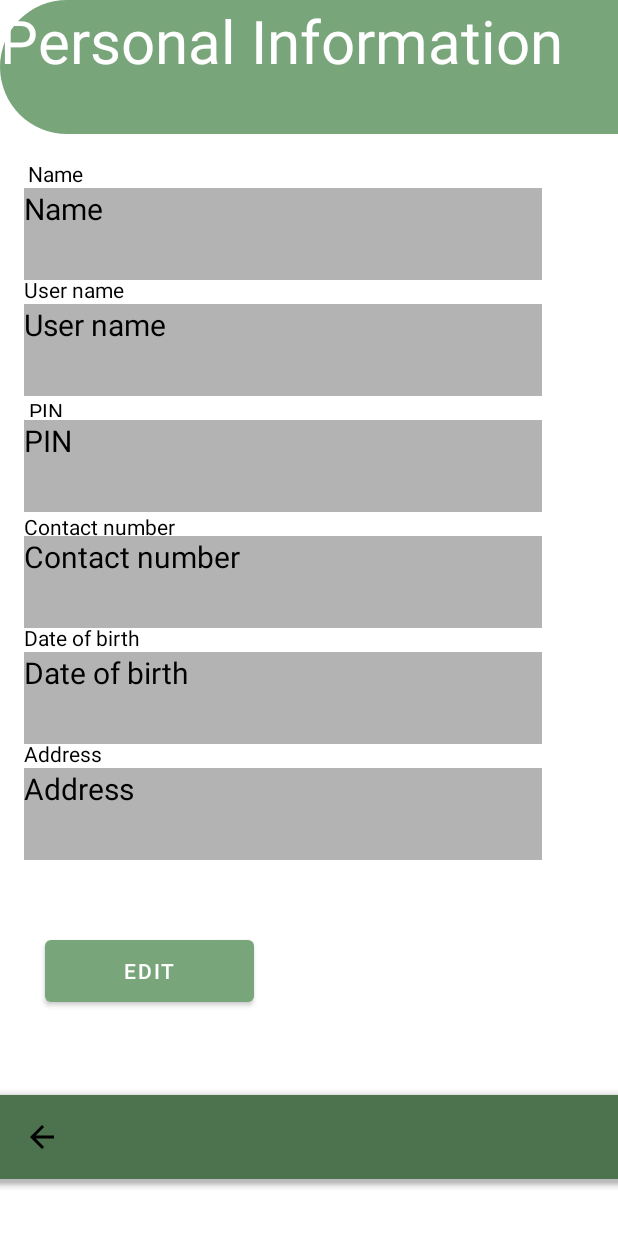
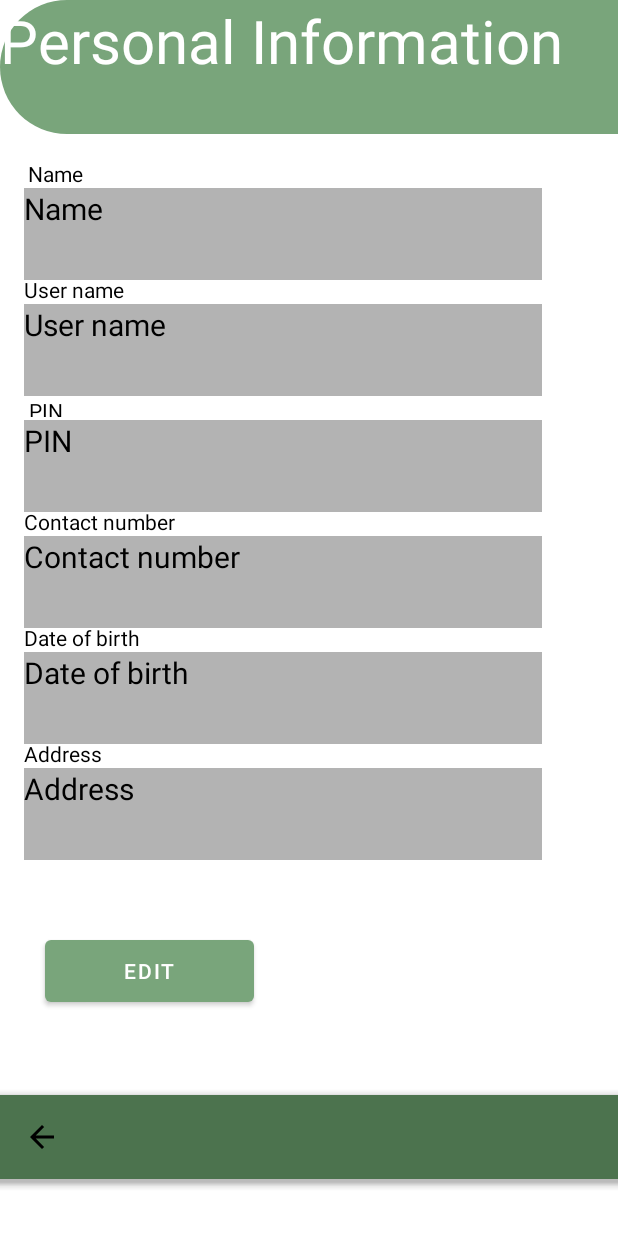
Before and after one commit to Ayman92M/Application_team3, an Android app: the PersonalInfoActivity screen opened directly, with no data from a screen before it, on a phone screen of 412 x 824 dp. Run offline under Robolectric (Android 15) with nearby library versions, the phone set to English and light mode, and no system bars; our stand-ins replace Firebase (no records; nobody signed in at launch, a user with empty details on screens opened directly); Roboto replaces fonts that are not available here; 6 statements that could not run were skipped.

Commit message:
personal info layout

```diff
--- a/app/src/main/res/layout/activity_personal_info.xml
+++ b/app/src/main/res/layout/activity_personal_info.xml
@@ -196,7 +196,7 @@
         app:layout_constraintHorizontal_bias="0.051"
         app:layout_constraintStart_toStartOf="parent"
         app:layout_constraintTop_toBottomOf="@+id/editTextText10"
-        app:layout_constraintVertical_bias="0.0" />
+        app:layout_constraintVertical_bias="1.0" />
 
     <TextView
         android:id="@+id/personal_info_dateofbirth"
```
